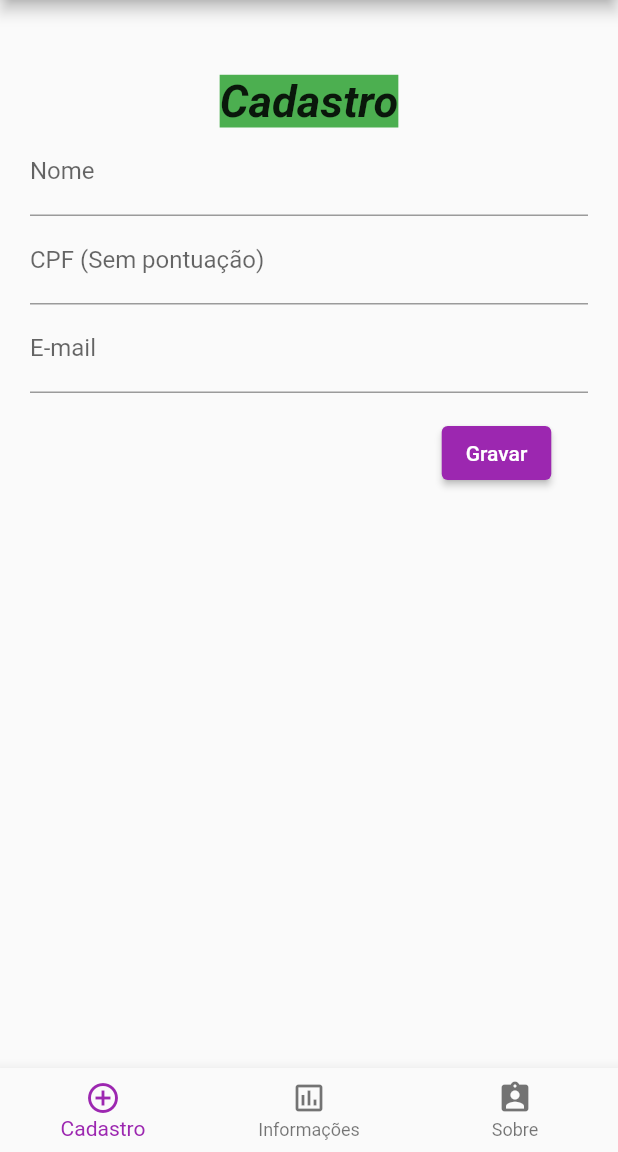
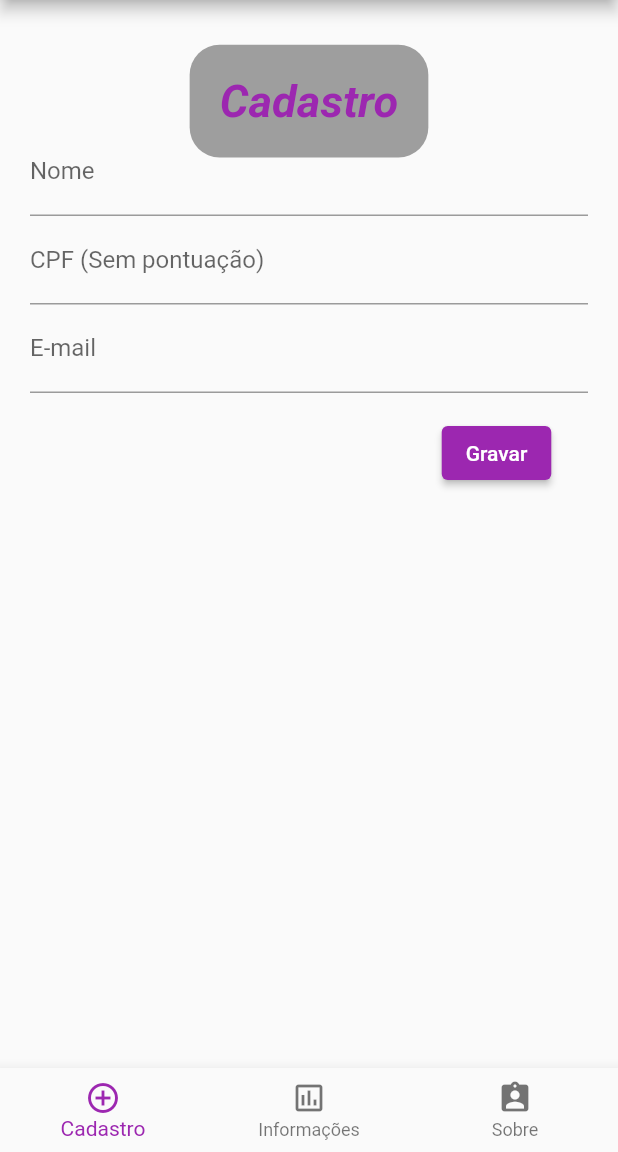
Before and after one commit to mathiasarturschulz/flutter_animations, a Flutter app: the screen it shows after launch, on a phone screen of 412 x 824 dp, the part 84-1236 px from its top. Run offline on Flutter 3.47's test engine with Material 2 defaults, Android fonts, the phone set to English and light mode, and no system bars.

Commit message:
[UPD] Atualizado a cor de fundo dos titulos

```diff
--- a/lib/main.dart
+++ b/lib/main.dart
@@ -76,8 +76,6 @@ class PageCadastro extends StatelessWidget {
   GlobalKey<FormState> _formKey = new GlobalKey<FormState>();
 
   Widget build(BuildContext context) {
-    Paint paint = Paint();
-    paint.color = Colors.green;
     return Scaffold(
       body: Container(
         padding: EdgeInsets.only(right: 20, left: 20, top: 50),
@@ -89,10 +87,15 @@ class PageCadastro extends StatelessWidget {
               Text(
                 'Cadastro',
                 style: TextStyle(
-                  background: paint,
+                  color: Colors.purple,
                   fontSize: 30,
                   fontWeight: FontWeight.bold,
                   fontStyle: FontStyle.italic,
+                  background: Paint()
+                    ..strokeWidth = 40.0
+                    ..color = Colors.grey
+                    ..style = PaintingStyle.stroke
+                    ..strokeJoin = StrokeJoin.round,
                 ),
               ),
               // campo nome
@@ -222,12 +225,16 @@ class _PageInformacoesState extends State<PageInformacoes> with SingleTickerProv
                     style: TextStyle(
                       fontSize: 30,
                       foreground: Paint() ..style = PaintingStyle.stroke ..strokeWidth = 4 ..color = Colors.blue[700],
+                      background: Paint()
+                        ..strokeWidth = 40.0
+                        ..color = Colors.grey
+                        ..style = PaintingStyle.stroke
                     ),
                   ),
                 ),
               ),
               Padding(
-                padding: EdgeInsets.only(top: 30),
+                padding: EdgeInsets.only(top: 60),
                 child: Container(
                   height: sizeAnimation.value,
                   width: sizeAnimation.value,
@@ -259,7 +266,6 @@ class _PageSobreState extends State<PageSobre> with SingleTickerProviderStateMix
   Duration duration = Duration(milliseconds: 800);
   AnimationController controller;
   Animation<Color> animation;
-  static const optionStyle = TextStyle(fontSize: 30, fontWeight: FontWeight.bold);
   GlobalKey<FormState> _formKey = new GlobalKey<FormState>();
 
   void initState() {
```
